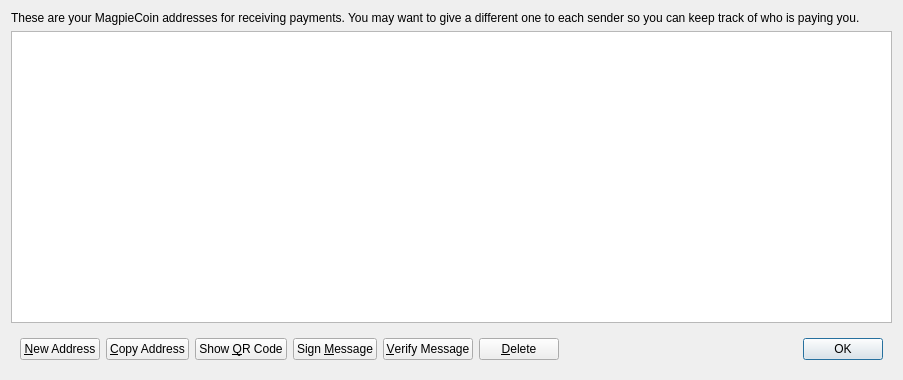
The window that src/qt/forms/addressbookpage.ui (mgpc-lab/MagpieCoin) describes before a commit, drawn with Qt 5.
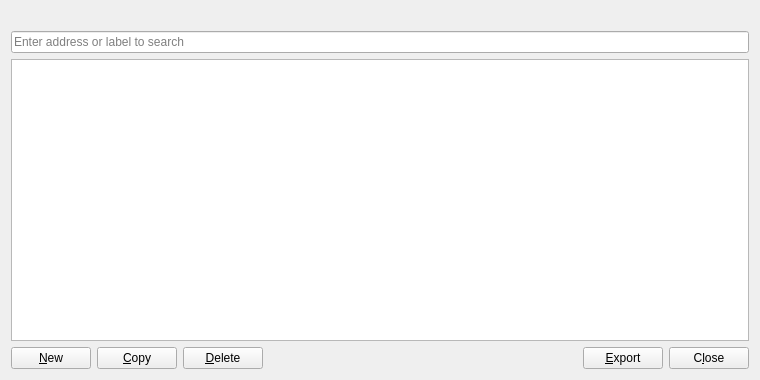
The same window after the commit. Icons and pictures are not drawn.

Patch:
```diff
--- a/src/qt/forms/addressbookpage.ui
+++ b/src/qt/forms/addressbookpage.ui
@@ -6,7 +6,7 @@
    <rect>
     <x>0</x>
     <y>0</y>
-    <width>903</width>
+    <width>760</width>
     <height>380</height>
    </rect>
   </property>
@@ -16,9 +16,6 @@
   <layout class="QVBoxLayout" name="verticalLayout">
    <item>
     <widget class="QLabel" name="labelExplanation">
-     <property name="text">
-      <string>These are your MagpieCoin addresses for receiving payments. You may want to give a different one to each sender so you can keep track of who is paying you.</string>
-     </property>
      <property name="textFormat">
       <enum>Qt::PlainText</enum>
      </property>
@@ -27,6 +24,13 @@
      </property>
     </widget>
    </item>
+   <item>
+    <widget class="QLineEdit" name="searchLineEdit">
+     <property name="placeholderText">
+      <string>Enter address or label to search</string>
+     </property>
+    </widget>
+   </item>
    <item>
     <widget class="QTableView" name="tableView">
      <property name="contextMenuPolicy">
@@ -56,7 +60,6 @@
     </widget>
    </item>
    <item>
-    <widget class="QWidget" name="buttonBar" native="true">
      <layout class="QHBoxLayout" name="horizontalLayout">
       <item>
        <widget class="QPushButton" name="newAddressButton">
@@ -64,7 +67,14 @@
          <string>Create a new address</string>
         </property>
         <property name="text">
-         <string>&amp;New Address</string>
+        <string>&amp;New</string>
+       </property>
+       <property name="icon">
+        <iconset resource="../magpiecoin.qrc">
+         <normaloff>:/icons/add</normaloff>:/icons/add</iconset>
+       </property>
+       <property name="autoDefault">
+        <bool>false</bool>
         </property>
        </widget>
       </item>
@@ -74,45 +84,32 @@
          <string>Copy the currently selected address to the system clipboard</string>
         </property>
         <property name="text">
-         <string>&amp;Copy Address</string>
-        </property>
-       </widget>
-      </item>
-      <item>
-       <widget class="QPushButton" name="showQRCode">
-        <property name="text">
-         <string>Show &amp;QR Code</string>
-        </property>
-       </widget>
-      </item>
-      <item>
-       <widget class="QPushButton" name="signMessage">
-        <property name="toolTip">
-         <string>Sign a message to prove you own a MagpieCoin address</string>
-        </property>
-        <property name="text">
-         <string>Sign &amp;Message</string>
-        </property>
+        <string>&amp;Copy</string>
+       </property>
+       <property name="icon">
+        <iconset resource="../magpiecoin.qrc">
+         <normaloff>:/icons/editcopy</normaloff>:/icons/editcopy</iconset>
+       </property>
+       <property name="autoDefault">
+        <bool>false</bool>
+       </property>
        </widget>
       </item>
       <item>
-       <widget class="QPushButton" name="verifyMessage">
-        <property name="toolTip">
-         <string>Verify a message to ensure it was signed with a specified MagpieCoin address</string>
-        </property>
-        <property name="text">
-         <string>&amp;Verify Message</string>
-        </property>
-       </widget>
-      </item>
-      <item>
-       <widget class="QPushButton" name="deleteButton">
+      <widget class="QPushButton" name="deleteAddress">
         <property name="toolTip">
          <string>Delete the currently selected address from the list</string>
         </property>
         <property name="text">
          <string>&amp;Delete</string>
         </property>
+       <property name="icon">
+        <iconset resource="../magpiecoin.qrc">
+         <normaloff>:/icons/remove</normaloff>:/icons/remove</iconset>
+       </property>
+       <property name="autoDefault">
+        <bool>false</bool>
+       </property>
        </widget>
       </item>
       <item>
@@ -129,20 +126,39 @@
        </spacer>
       </item>
       <item>
-       <widget class="QDialogButtonBox" name="buttonBox">
+      <widget class="QPushButton" name="exportButton">
+       <property name="toolTip">
+        <string>Export the data in the current tab to a file</string>
+       </property>
+       <property name="text">
+        <string>&amp;Export</string>
+       </property>
+       <property name="icon">
+        <iconset resource="../magpiecoin.qrc">
+         <normaloff>:/icons/export</normaloff>:/icons/export</iconset>
+       </property>
+       <property name="autoDefault">
+        <bool>false</bool>
+       </property>
+      </widget>
+     </item>
+     <item>
+      <widget class="QPushButton" name="closeButton">
         <property name="sizePolicy">
-         <sizepolicy hsizetype="Maximum" vsizetype="Fixed">
+        <sizepolicy hsizetype="Minimum" vsizetype="Minimum">
           <horstretch>0</horstretch>
           <verstretch>0</verstretch>
          </sizepolicy>
         </property>
-        <property name="standardButtons">
-         <set>QDialogButtonBox::Ok</set>
-        </property>
+       <property name="text">
+        <string>C&amp;lose</string>
+       </property>
+       <property name="autoDefault">
+        <bool>false</bool>
+       </property>
        </widget>
       </item>
      </layout>
-    </widget>
    </item>
   </layout>
  </widget>
```
Left out of the diff: 13 changed lines with no effect on the pictures. Lines whose indentation alone changed are shown as unchanged.
